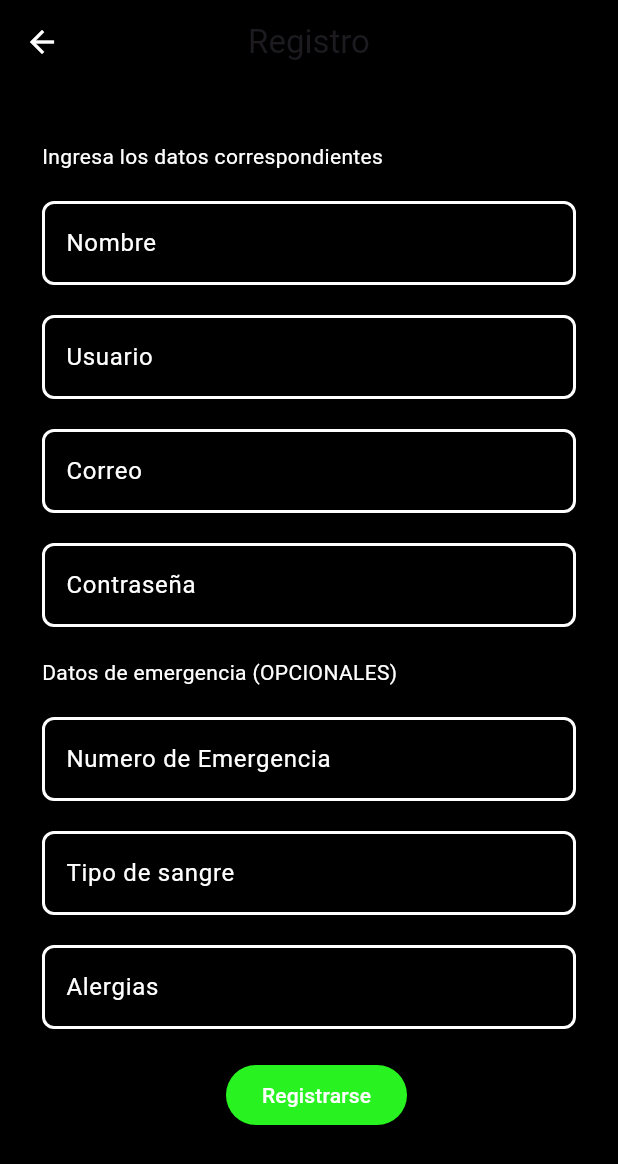
After one commit to RubenTorresNava/proyectoflutter, a Flutter app: the screen it shows after launch, after a tap on "Registrarse", on a phone screen of 412 x 824 dp. The commit adds this screen. Shown: the top 1164 px of the screen. Run offline on Flutter 3.47's test engine with Material 3 defaults, Android fonts, the phone set to English and light mode, and no system bars; our stand-ins replace carousel_slider, cloud_firestore, firebase_core; missing offline and left inert: art_sweetalert; accounts and stored records are empty.

Commit message:
Integracion con firebase y firestore.

```diff
--- a/lib/Screens/login.dart
+++ b/lib/Screens/login.dart
@@ -1,5 +1,6 @@
 import 'package:flutter/material.dart';
 import 'package:reporte/Screens/home_screen.dart';
+import 'package:reporte/Screens/registro.dart';
 // import 'package:reporte/Screens/inicio.dart';
 //import 'inicio_screen.dart'; // Asegúrate de importar correctamente la pantalla InicioScreen
 
@@ -88,8 +89,25 @@ class Login extends StatelessWidget {
                 ),
                 child: const Text('Entrar'),
               ),
-
-
+              Padding(padding: EdgeInsets.all(8),
+                child: Row(
+                  mainAxisAlignment: MainAxisAlignment.center,
+                  children: <Widget>[
+                    Text("¿Eres Nuevo?",
+                      style:TextStyle(color: Colors.white)
+                    ),
+                    TextButton(
+                        onPressed: () {
+                          Navigator.push(
+                            context,
+                            MaterialPageRoute(builder: (context) => const  Registro()),
+                          );
+                        },
+                        child: Text("Registrarse")
+                    )
+                  ],
+                ),
+              )
             ],
           ),
         ),
--- a/lib/Screens/lugares.dart
+++ b/lib/Screens/lugares.dart
@@ -19,8 +19,8 @@ class _LugaresState extends State<Lugares> {
   Widget build(BuildContext context) {
     return Scaffold(
       body: Center(
-        child: Column(
-          mainAxisAlignment: MainAxisAlignment.center,
+        child: ListView(
+          //mainAxisAlignment: MainAxisAlignment.center,
           children: [
             buildContainer(
               "Lugares para visitar",
--- /dev/null
+++ b/lib/Screens/registro.dart
@@ -0,0 +1,239 @@
+import 'package:flutter/material.dart';
+import 'package:reporte/Screens/login.dart';
+import 'package:reporte/Services/firebase_services.dart';
+import 'package:url_launcher/url_launcher.dart';
+
+class Registro extends StatelessWidget {
+  const Registro({super.key});
+  @override
+  Widget build(BuildContext context) {
+    TextEditingController nombre=TextEditingController(text: "");
+    TextEditingController usuario=TextEditingController(text: "");
+    TextEditingController pass=TextEditingController(text: "");
+    TextEditingController telefonoE=TextEditingController(text: "");
+    TextEditingController sangre=TextEditingController(text: "");
+    TextEditingController alergias=TextEditingController(text: "");
+    TextEditingController correo=TextEditingController(text: "");
+
+    return Scaffold(
+      backgroundColor: Colors.black,
+        appBar: AppBar(
+          title: Text('Registro',
+          ),
+        ),
+        body: Padding(
+          padding: const EdgeInsets.all(8),
+          child: Container(
+            padding: const EdgeInsets.symmetric(horizontal: 20, vertical: 30),
+            child: ListView(
+              //mainAxisAlignment: MainAxisAlignment.center,
+              children: [
+                const Text("Ingresa los datos correspondientes",
+                  style: TextStyle(color: Colors.white),
+                ),
+                const SizedBox(height: 20),
+                TextFormField(
+                  controller: nombre,
+                  style: const TextStyle(color: Color.fromARGB(255, 255, 255, 255)), // Texto negro
+                  decoration: InputDecoration(
+                    hintText: 'Nombre',
+                    hintStyle: const TextStyle(color: Colors.white), // Hint blanco
+                    enabledBorder: OutlineInputBorder(
+                      borderRadius: BorderRadius.circular(8),
+                      borderSide: const BorderSide(color: Colors.white, width: 2),
+                    ),
+                    focusedBorder: OutlineInputBorder(
+                      borderRadius: BorderRadius.circular(8),
+                      borderSide: const BorderSide(color: Colors.white, width: 2),
+                    ),
+                    fillColor: const Color.fromARGB(255, 0, 0, 0),
+                    filled: true,
+                  ),
+                ),
+                  const SizedBox(height: 20),
+                  TextFormField(
+                    controller: usuario,
+                    style: const TextStyle(color: Color.fromARGB(255, 255, 255, 255)), // Texto negro
+                    decoration: InputDecoration(
+                      hintText: 'Usuario',
+                      hintStyle: const TextStyle(color: Colors.white), // Hint blanco
+                      enabledBorder: OutlineInputBorder(
+                        borderRadius: BorderRadius.circular(8),
+                        borderSide: const BorderSide(color: Colors.white, width: 2),
+                      ),
+                      focusedBorder: OutlineInputBorder(
+                        borderRadius: BorderRadius.circular(8),
+                        borderSide: const BorderSide(color: Colors.white, width: 2),
+                      ),
+                      fillColor: const Color.fromARGB(255, 0, 0, 0),
+                      filled: true,
+                    ),
+                ),
+                  const SizedBox(height: 20),
+                TextFormField(
+                  controller: correo,
+                  style: const TextStyle(color: Color.fromARGB(255, 255, 255, 255)), // Texto negro
+                  decoration: InputDecoration(
+                    hintText: 'Correo',
+                    hintStyle: const TextStyle(color: Colors.white), // Hint blanco
+                    enabledBorder: OutlineInputBorder(
+                      borderRadius: BorderRadius.circular(8),
+                      borderSide: const BorderSide(color: Colors.white, width: 2),
+                    ),
+                    focusedBorder: OutlineInputBorder(
+                      borderRadius: BorderRadius.circular(8),
+                      borderSide: const BorderSide(color: Colors.white, width: 2),
+                    ),
+                    fillColor: const Color.fromARGB(255, 0, 0, 0),
+                    filled: true,
+                  ),
+                ),
+                const SizedBox(height: 20),
+                  TextFormField(
+                    controller: pass,
+                    obscureText: true,
+                    style: const TextStyle(color: Color.fromARGB(255, 255, 255, 255)), // Texto negro
+                    decoration: InputDecoration(
+                      hintText: 'Contraseña',
+                      hintStyle: const TextStyle(color: Colors.white), // Hint blanco
+                      enabledBorder: OutlineInputBorder(
+                        borderRadius: BorderRadius.circular(8),
+                        borderSide: const BorderSide(color: Colors.white, width: 2),
+                      ),
+                      focusedBorder: OutlineInputBorder(
+                        borderRadius: BorderRadius.circular(8),
+                        borderSide: const BorderSide(color: Colors.white, width: 2),
+                      ),
+                      fillColor: const Color.fromARGB(255, 0, 0, 0),
+                      filled: true,
+                    ),
+                ),
+                const SizedBox(height: 20,),
+                const Text("Datos de emergencia (OPCIONALES)",
+                style: TextStyle(color: Colors.white),
+                ),
+                const SizedBox(height: 20),
+                TextFormField(
+                  controller: telefonoE,
+                  style: const TextStyle(color: Color.fromARGB(255, 255, 255, 255)), // Texto negro
+                  decoration: InputDecoration(
+                    hintText: 'Numero de Emergencia',
+                    hintStyle: const TextStyle(color: Colors.white), // Hint blanco
+                    enabledBorder: OutlineInputBorder(
+                      borderRadius: BorderRadius.circular(8),
+                      borderSide: const BorderSide(color: Colors.white, width: 2),
+                    ),
+                    focusedBorder: OutlineInputBorder(
+                      borderRadius: BorderRadius.circular(8),
+                      borderSide: const BorderSide(color: Colors.white, width: 2),
+                    ),
+                    fillColor: const Color.fromARGB(255, 0, 0, 0),
+                    filled: true,
+                  ),
+                ),
+                const SizedBox(height: 20,),
+                TextFormField(
+                  controller: sangre,
+                  style: const TextStyle(color: Color.fromARGB(255, 255, 255, 255)), // Texto negro
+                  decoration: InputDecoration(
+                    hintText: 'Tipo de sangre',
+                    hintStyle: const TextStyle(color: Colors.white), // Hint blanco
+                    enabledBorder: OutlineInputBorder(
+                      borderRadius: BorderRadius.circular(8),
+                      borderSide: const BorderSide(color: Colors.white, width: 2),
+                    ),
+                    focusedBorder: OutlineInputBorder(
+                      borderRadius: BorderRadius.circular(8),
+                      borderSide: const BorderSide(color: Colors.white, width: 2),
+                    ),
+                    fillColor: const Color.fromARGB(255, 0, 0, 0),
+                    filled: true,
+                  ),
+                ),
+                const SizedBox(height: 20),
+                TextFormField(
+                  controller: alergias,
+                  style: const TextStyle(color: Color.fromARGB(255, 255, 255, 255)), // Texto negro
+                  decoration: InputDecoration(
+                    hintText: 'Alergias',
+                    hintStyle: const TextStyle(color: Colors.white), // Hint blanco
+                    enabledBorder: OutlineInputBorder(
+                      borderRadius: BorderRadius.circular(8),
+                      borderSide: const BorderSide(color: Colors.white, width: 2),
+                    ),
+                    focusedBorder: OutlineInputBorder(
+                      borderRadius: BorderRadius.circular(8),
+                      borderSide: const BorderSide(color: Colors.white, width: 2),
+                    ),
+                    fillColor: const Color.fromARGB(255, 0, 0, 0),
+                    filled: true,
+                  ),
+                ),
+                const SizedBox(height: 20),
+                Row(
+                  mainAxisAlignment: MainAxisAlignment.center,
+                  children: [
+                    const SizedBox(width: 10),
+                    ElevatedButton(
+                      onPressed: () async {
+                        await agregarUsuario(nombre.text, correo.text, usuario.text, pass.text, sangre.text, telefonoE.text, alergias.text);
+                        displayDialogAndroid(context);
+                      },
+                      style: ElevatedButton.styleFrom(
+                        primary: const Color.fromARGB(255, 40, 243, 33),// Fondo verde
+                        onPrimary: Colors.white, // Texto blanco
+                      ),
+                      child: const Text('Registrarse'),
+                    ),
+                  ],
+                ),
+              ],
+            ),
+          ),
+      ),
+    );
+  }
+}
+void displayDialogAndroid(BuildContext context) {
+  showDialog(
+    barrierDismissible: false, //Forzar a que se cierre en la opcion de cerrar
+    context: context,
+    builder: (context) {
+      return AlertDialog(
+        title: const Text(
+          'Flutter',
+          style: TextStyle(fontSize: 25),
+          textAlign: TextAlign.center,
+        ),
+        backgroundColor: Colors.amber,
+        content: const Column(
+          mainAxisSize: MainAxisSize.min,
+          children: [
+            Text(
+                'Se ha registrado con nosotros.'),
+            SizedBox(
+              height: 20,
+            ),
+            FlutterLogo(
+              size: 100,
+            ),
+          ],
+        ),
+        shape: RoundedRectangleBorder(borderRadius: BorderRadius.circular(25)),
+        actions: [
+          TextButton(
+              onPressed: () {
+                Navigator.push(
+                  context,
+                  MaterialPageRoute(builder: (context) => const  Login()),
+                );
+              },
+              child: const Text(
+                'Cerrar',
+                style: TextStyle(fontSize: 25, fontWeight: FontWeight.bold),
+              ))
+        ],
+      );
+    },
+  );
+}
--- /dev/null
+++ b/lib/Services/firebase_services.dart
@@ -0,0 +1,25 @@
+import 'package:cloud_firestore/cloud_firestore.dart';
+
+FirebaseFirestore db = FirebaseFirestore.instance;
+
+Future<List<Map<String, dynamic>>> getUsuario() async {
+  List<Map<String, dynamic>> usuarios = [];
+  QuerySnapshot querySnapshot = await db.collection('usuario').get();
+  querySnapshot.docs.forEach((documento) {
+    Map<String, dynamic> userData = {
+      'nombre': documento['nombre'],
+      'correo': documento['correo'],
+      'usuario': documento['usuario'],
+      'sangre':documento['sangre'],
+      'telefonoE':documento['telefonoE'],
+      'alergias':documento['alergias']
+      // Agrega más campos si es necesario
+    };
+    usuarios.add(userData);
+  });
+  return usuarios;
+}
+
+Future<void>agregarUsuario(String nombre, String correo, String usuario, String pass, String sangre, String telefonoE, String alergias) async{
+  await db.collection('usuario').add({"nombre":nombre, "correo":correo, "usuario":usuario, "contraseña":pass, "sangre":sangre, "alergias": alergias, "telefonoE":telefonoE});
+}
--- a/lib/main.dart
+++ b/lib/main.dart
@@ -1,9 +1,19 @@
 import 'package:flutter/material.dart';
 import 'package:reporte/Routes/routes.dart';
 import 'package:reporte/Screens/login.dart';
-// import 'package:reporte/Screens/screens.dart';
+
+//IMPORTACIONES DE FIREBASE
+import 'package:firebase_core/firebase_core.dart';
+import 'firebase_options.dart';
+
 import 'package:reporte/themes/tema.dart';
-void main() => runApp(const MyApp());
+
+void main() async{
+  await Firebase.initializeApp(
+    options: DefaultFirebaseOptions.currentPlatform,
+  );
+  runApp(const MyApp());
+}
 class MyApp extends StatelessWidget {
   const MyApp({super.key});
 
--- a/pubspec.yaml
+++ b/pubspec.yaml
@@ -41,8 +41,9 @@ dependencies:
   # The following adds the Cupertino Icons font to your application.
   # Use with the CupertinoIcons class for iOS style icons.
   cupertino_icons: ^1.0.2
-  sqflite: ^2.3.0
   path: ^1.8.3
+  firebase_core: ^2.24.1
+  cloud_firestore: ^4.13.4
 
 dev_dependencies:
   flutter_test:
@@ -73,7 +74,6 @@ flutter:
       - assets/
       - assets/images/
       - assets/image_hoteles/
-      - assets/intereses/
   # An image asset can refer to one or more resolution-specific "variants", see
   # https://flutter.dev/assets-and-images/#resolution-aware
 
```
Also changed, not shown: lib/Screens/perfil.dart (+82 -40 lines), lib/models/database.dart (deleted, +0 -34 lines), lib/firebase_options.dart (added), pubspec.lock, 9 other files.
